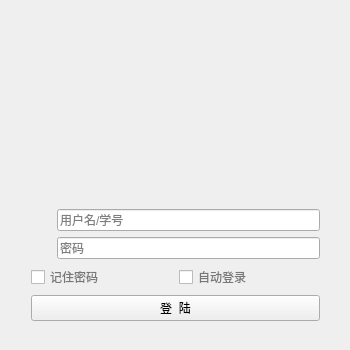
Qt form loginui.ui (yexithu/TUNet-pc) before a commit.
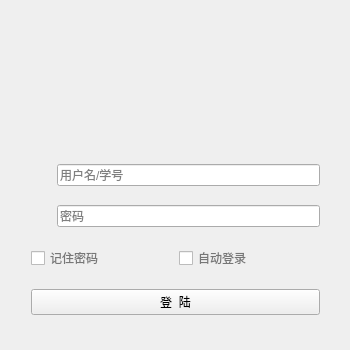
The same form after that commit. Icons and pictures are not drawn.

```diff
--- a/loginui.ui
+++ b/loginui.ui
@@ -25,22 +25,38 @@
   <property name="windowTitle">
    <string>LoginUi</string>
   </property>
-  <widget class="QWidget" name="">
+  <widget class="QWidget" name="layoutWidget">
    <property name="geometry">
     <rect>
      <x>20</x>
      <y>11</y>
      <width>311</width>
-     <height>321</height>
+     <height>331</height>
     </rect>
    </property>
    <layout class="QVBoxLayout" name="verticalLayout">
     <item>
+     <layout class="QHBoxLayout" name="horizontalLayout_4">
+      <item>
      <widget class="QWidget" name="logo" native="true">
+        <property name="minimumSize">
+         <size>
+          <width>110</width>
+          <height>110</height>
+         </size>
+        </property>
+        <property name="maximumSize">
+         <size>
+          <width>110</width>
+          <height>105</height>
+         </size>
+        </property>
       <property name="styleSheet">
-       <string notr="true">border-image: url(:/pic/images/logo.jpg);</string>
-      </property>
-     </widget>
+         <string notr="true">border-image: url(:/imgs/images/logo.png);</string>
+        </property>
+       </widget>
+      </item>
+     </layout>
     </item>
     <item>
      <layout class="QHBoxLayout" name="horizontalLayout_2">
```
Left out of the diff: 4 changed lines with no effect on the pictures. Lines whose indentation alone changed are shown as unchanged.
